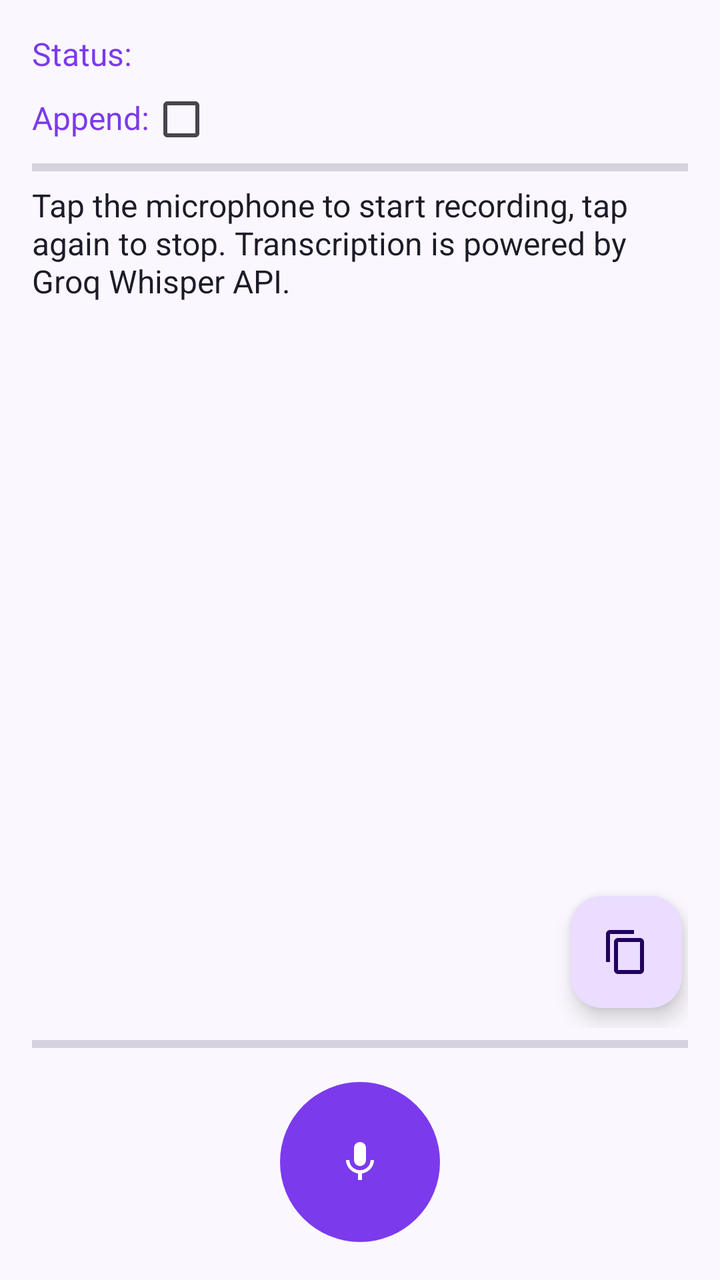
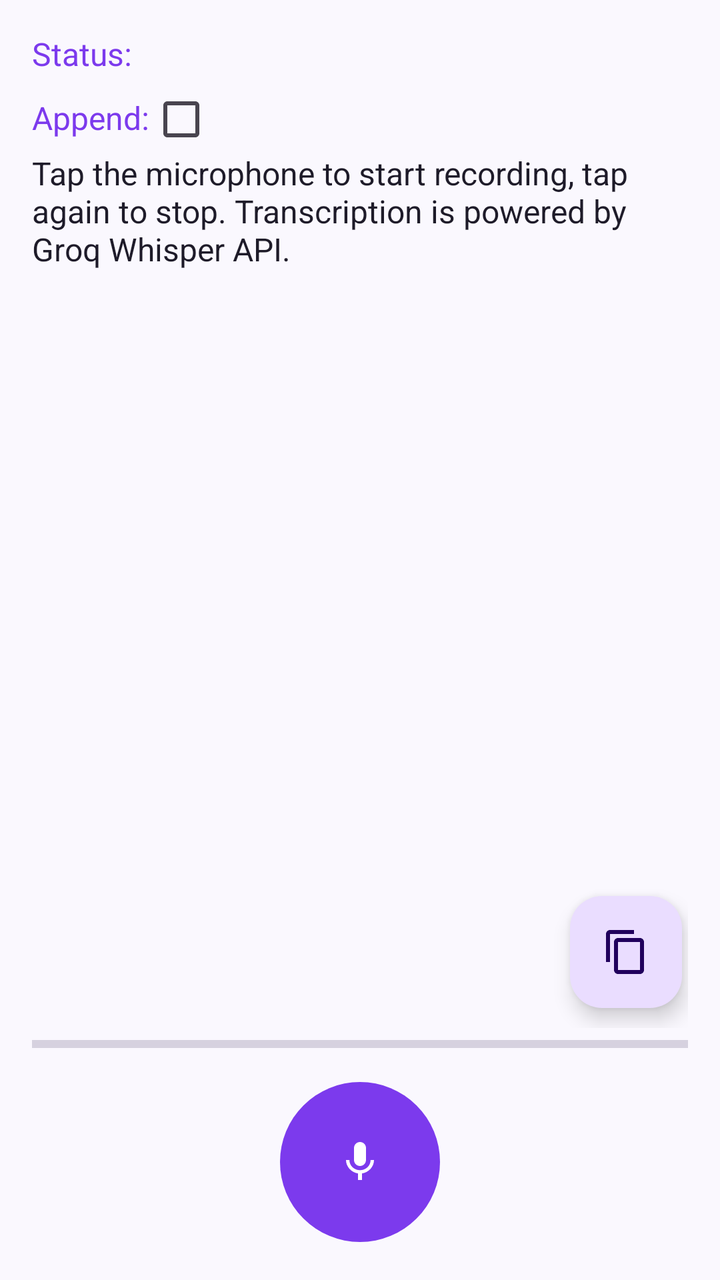

Compare the two renders of this Android layout. The source of the first and the diff that turns it into the second are given below.
<!-- AndroidManifest.xml: application theme Theme.WhisperGroq.ActionBar -->
<!-- res/layout/activity_main.xml -->
<?xml version="1.0" encoding="utf-8"?>
<androidx.coordinatorlayout.widget.CoordinatorLayout xmlns:android="http://schemas.android.com/apk/res/android"
    android:layout_width="match_parent"
    android:layout_height="match_parent"
    android:fitsSystemWindows="true">
    <LinearLayout
        android:layout_width="match_parent"
        android:layout_height="match_parent"
        android:orientation="vertical"
        android:padding="16dp">

        <LinearLayout
            android:layout_width="match_parent"
            android:layout_height="wrap_content"
            android:layout_marginBottom="6dp"
            android:orientation="horizontal">

            <TextView
                android:id="@+id/tvStatusTitle"
                android:layout_width="wrap_content"
                android:layout_height="wrap_content"
                android:textSize="16sp"
                android:textColor="@color/colorAccent"
                android:text="@string/status"
                android:layout_marginEnd="8dp" />

            <TextView
                android:id="@+id/tvStatus"
                android:layout_width="wrap_content"
                android:layout_height="wrap_content"
                android:textSize="16sp"
                android:layout_marginStart="8dp" />
        </LinearLayout>

        <LinearLayout
            android:layout_width="match_parent"
            android:layout_height="wrap_content"
            android:gravity="start">

            <TextView
                android:layout_width="wrap_content"
                android:layout_height="wrap_content"
                android:gravity="center_vertical"
                android:textSize="16sp"
                android:textColor="@color/colorAccent"
                android:text="@string/append" />

            <CheckBox
                android:id="@+id/mode_append"
                android:layout_width="wrap_content"
                android:layout_height="wrap_content"
                android:minWidth="0dp"
                android:minHeight="0dp"
                android:contentDescription="@string/append"/>
        </LinearLayout>

        <ProgressBar
            android:layout_width="match_parent"
            android:layout_height="wrap_content"
            android:indeterminate="false"
            android:indeterminateTint="@color/colorAccent"
            style="?android:attr/progressBarStyleHorizontal"/>

        <RelativeLayout
            android:layout_width="match_parent"
            android:layout_height="0dp"
            android:layout_weight="1">
            <ScrollView
                android:id="@+id/scrollView"
                android:layout_width="match_parent"
                android:layout_height="match_parent">

                <EditText
                    android:id="@+id/tvResult"
                    android:layout_width="match_parent"
                    android:layout_height="wrap_content"
                    android:cursorVisible="false"
                    android:background="@null"
                    android:text="@string/instructions"
                    android:textSize="16sp" />
            </ScrollView>
            <com.google.android.material.floatingactionbutton.FloatingActionButton
                android:id="@+id/fabCopy"
                android:layout_width="wrap_content"
                android:layout_height="wrap_content"
                android:layout_alignParentEnd="true"
                android:layout_alignParentBottom="true"
                android:layout_marginStart="10dp"
                android:layout_marginTop="10dp"
                android:layout_marginEnd="3dp"
                android:layout_marginBottom="10dp"
                android:contentDescription="@string/copy_to_clipboard"
                android:src="@drawable/ic_copy" />
        </RelativeLayout>

        <ProgressBar
            android:id="@+id/processing_bar"
            android:layout_width="match_parent"
            android:layout_height="wrap_content"
            android:indeterminate="false"
            android:progressTint="@color/colorAccent"
            android:indeterminateTint="@color/colorAccent"
            style="?android:attr/progressBarStyleHorizontal"/>

        <RelativeLayout
            android:layout_width="wrap_content"
            android:layout_height="wrap_content"
            android:layout_gravity="center_horizontal"
            android:layout_marginTop="8dp">

            <ImageButton
                android:id="@+id/btnRecord"
                android:layout_width="80dp"
                android:layout_height="80dp"
                android:layout_margin="3dp"
                android:layout_centerHorizontal="true"
                android:background="@drawable/kb_mic_button"
                android:padding="16dp"
                android:contentDescription="@string/record_button"
                android:src="@drawable/ic_mic_48dp" />
        </RelativeLayout>
    </LinearLayout>
</androidx.coordinatorlayout.widget.CoordinatorLayout>
<!-- resources referenced by this layout -->
<resources>
  <color name="colorAccent">#7C3AED</color>
  <!-- drawable ic_copy (drawable) -->
  <vector xmlns:android="http://schemas.android.com/apk/res/android"
    android:height="24dp"
    android:viewportHeight="24"
    android:viewportWidth="24"
    android:width="24dp">
    <path
      android:fillColor="@android:color/white"
      android:pathData="M16,1L4,1c-1.1,0 -2,0.9 -2,2v14h2L4,3h12L16,1zM19,5L8,5c-1.1,0 -2,0.9 -2,2v14c0,1.1 0.9,2 2,2h11c1.1,0 2,-0.9 2,-2L21,7c0,-1.1 -0.9,-2 -2,-2zM19,21L8,21L8,7h11v14z" />
  </vector>
  <!-- drawable ic_mic_48dp (drawable) -->
  <vector xmlns:android="http://schemas.android.com/apk/res/android"
      android:width="24dp"
      android:height="24dp"
      android:viewportWidth="24"
      android:viewportHeight="24">
    
    <path
        android:fillColor="?attr/colorOnPrimary"
        android:pathData="M12,14c1.66,0 2.99,-1.34 2.99,-3L15,5c0,-1.66 -1.34,-3 -3,-3S9,3.34 9,5v6c0,1.66 1.34,3 3,3zm5.3,-3c0,3 -2.54,5.1 -5.3,5.1S6.7,14 6.7,11H5c0,3.41 2.72,6.23 6,6.72V21h2v-3.28c3.28,-0.48 6,-3.3 6,-6.72h-1.7z"/>
  </vector>
  <!-- drawable kb_mic_button (drawable) -->
  <?xml version="1.0" encoding="utf-8"?>
  <selector xmlns:android="http://schemas.android.com/apk/res/android">
      <item android:state_pressed="true">
          <shape android:shape="oval">
              <solid android:color="@color/recording" />
          </shape>
      </item>
      <item>
          <shape android:shape="oval">
              <solid android:color="?attr/colorPrimary" />
          </shape>
      </item>
  </selector>
  <string name="append">Append:</string>
  <string name="copy_to_clipboard">Copy</string>
  <string name="instructions">Tap the microphone to start recording, tap again to stop. Transcription is powered by Groq Whisper API.</string>
  <string name="record_button">Record</string>
  <string name="status">Status:</string>
  <style name="Theme.WhisperGroq.ActionBar" parent="Theme.Material3.DayNight">
          <item name="colorPrimary">@color/colorAccent</item>
          <item name="colorPrimaryVariant">@color/colorAccentDark</item>
          <item name="colorSecondary">@color/colorAccent</item>
          <item name="colorSurface">@color/surface</item>
          <item name="colorOnSurface">@color/text_primary</item>
          <item name="colorOnPrimary">#FFFFFF</item>
          <item name="android:windowBackground">@color/windowBackground</item>
          <item name="android:statusBarColor">@color/colorAccentDark</item>
          <item name="android:textColorPrimary">@color/text_primary</item>
          <item name="android:textColorSecondary">@color/text_secondary</item>
      </style>
  <color name="recording">#DC2626</color>
  <color name="colorAccentDark">#5B21B6</color>
  <color name="surface">#FFFFFF</color>
  <color name="text_primary">#1E1B29</color>
  <color name="windowBackground">#FAF8FE</color>
  <color name="text_secondary">#6B6385</color>
</resources>

<!-- the commit's change to res/layout/activity_main.xml (unified diff, before → after) -->
@@ -54,12 +54,6 @@
                 android:contentDescription="@string/append"/>
         </LinearLayout>
 
-        <ProgressBar
-            android:layout_width="match_parent"
-            android:layout_height="wrap_content"
-            android:indeterminate="false"
-            android:indeterminateTint="@color/colorAccent"
-            style="?android:attr/progressBarStyleHorizontal"/>
 
         <RelativeLayout
             android:layout_width="match_parent"
